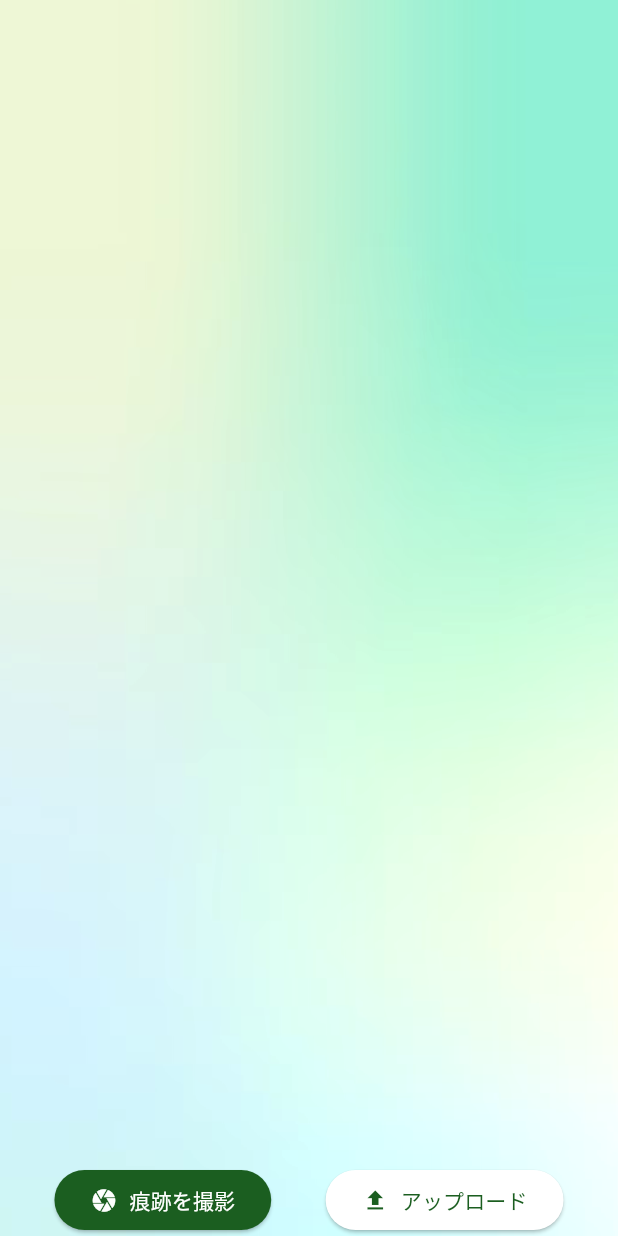
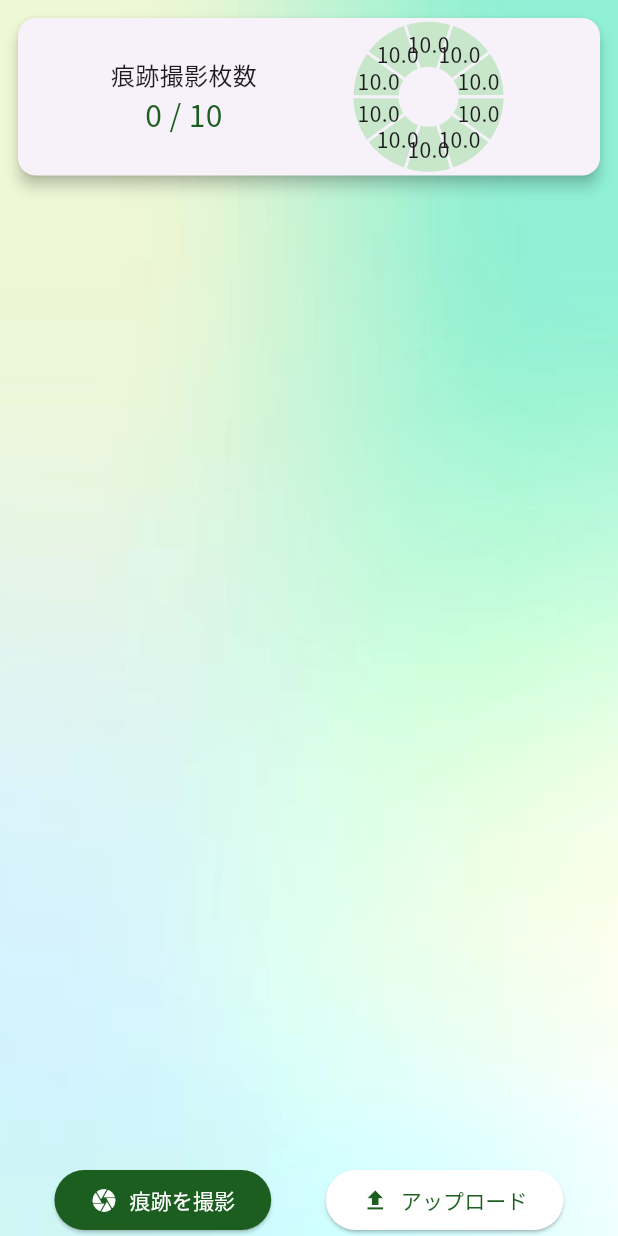
Before and after one commit to shogo1229/wildlife_app, a Flutter app: the Local_Camera screen opened directly, on a phone screen of 412 x 824 dp. Run offline on Flutter 3.47's test engine with Material 3 defaults, Android fonts, the phone set to English and light mode, and no system bars; drawn by our look-alikes of fl_chart; our stand-ins replace camera, cloud_firestore, connectivity_plus, firebase_auth, firebase_core, firebase_storage and 7 more; accounts and stored records are empty; generated files the repository leaves out were written again; project files that could hold a hidden picture were left out.

Commit message:
[feat] 現時点での撮影枚数の表示機能追加

```diff
--- a/lib/widgets/organisms/trace_up/local_camera.dart
+++ b/lib/widgets/organisms/trace_up/local_camera.dart
@@ -11,13 +11,13 @@ import 'package:wildlife_app/widgets/organisms/trace_up/photo_data.dart';
 import 'package:wildlife_app/widgets/organisms/home/user_selection.dart';
 import 'package:wildlife_app/widgets/organisms/trace_up/animal_type_memo_wizard.dart';
 import 'package:connectivity_plus/connectivity_plus.dart';
-import 'package:image_gallery_saver/image_gallery_saver.dart'; // 追加
-import 'package:flutter/services.dart'; // 追加
-import 'package:path_provider/path_provider.dart'; // 追加
-import 'dart:convert'; // JSONエンコード用に追加
+import 'package:image_gallery_saver/image_gallery_saver.dart';
+import 'package:flutter/services.dart';
 import 'package:path_provider/path_provider.dart';
-import 'package:permission_handler/permission_handler.dart'; // 追加
-import 'dart:ui' as ui;
+import 'dart:convert';
+import 'package:permission_handler/permission_handler.dart';
+import 'package:fl_chart/fl_chart.dart'; // fl_chartパッケージの追加
+
 class Local_Camera extends StatefulWidget {
   @override
   _Local_CameraState createState() => _Local_CameraState();
@@ -29,6 +29,8 @@ class _Local_CameraState extends State<Local_Camera> {
   final FirebaseFirestore _firestore = FirebaseFirestore.instance; // Firebase Firestore
   late String _selectedUserId; // 選択されたユーザーのID
   bool _isUploading = false; // アップロード中かどうかを示すフラグ
+  final int _maxCount = 10; // サークルチャートの最大数
+
   @override
   void initState() {
     super.initState();
@@ -41,8 +43,6 @@ class _Local_CameraState extends State<Local_Camera> {
         return '足跡';
       case 'trace_dropping':
         return '糞';
-      case 'trace_others':
-        return 'ぬた場';
       case 'trace_swamp':
         return 'ぬた場';
       case 'trace_mudscrub':
@@ -75,6 +75,14 @@ class _Local_CameraState extends State<Local_Camera> {
     }
   }
 
+  // 有効な痕跡数をカウントするメソッド
+  int _getValidTraceCount() {
+    return _pendingUploadImages
+        .where((photo) =>
+            photo.animalType != 'start_flag' && photo.animalType != 'stop_flag')
+        .length;
+  }
+
   @override
   Widget build(BuildContext context) {
     return Scaffold(
@@ -87,6 +95,8 @@ class _Local_CameraState extends State<Local_Camera> {
         ),
         child: Column(
           children: [
+            // 痕跡の撮影枚数とサークルチャートを表示するカード
+            _buildTraceCountCard(),
             Expanded(
               child: ListView.builder(
                 itemCount: _pendingUploadImages.length,
@@ -181,7 +191,97 @@ class _Local_CameraState extends State<Local_Camera> {
     );
   }
 
+  // 痕跡の撮影枚数とサークルチャートを表示するカード
+  Widget _buildTraceCountCard() {
+    int validTraceCount = _getValidTraceCount();
+    double progress = (validTraceCount % _maxCount) / _maxCount;
+    int fullRounds = (validTraceCount / _maxCount).floor();
+
+    return Padding(
+      padding: const EdgeInsets.all(8.0),
+      child: Card(
+        elevation: 4.0,
+        child: Row(
+          mainAxisAlignment: MainAxisAlignment.spaceEvenly,
+          children: [
+            // 痕跡撮影枚数の表示
+            Column(
+              mainAxisAlignment: MainAxisAlignment.center,
+              children: [
+                Text(
+                  '痕跡撮影枚数',
+                  style: TextStyle(fontSize: 16, fontFamily: "Noto Sans JP"),
+                ),
+                Text(
+                  '$validTraceCount / $_maxCount',
+                  style: TextStyle(fontSize: 20, color: Colors.green[900]),
+                ),
+              ],
+            ),
+            // サークルチャート
+            SizedBox(
+              width: 105.0,
+              height: 105.0,
+              child: PieChart(
+                PieChartData(
+                  sections: _getSections(progress, fullRounds),
+                  centerSpaceRadius: 20.0,
+                ),
+              ),
+            ),
+          ],
+        ),
+      ),
+    );
+  }
+
+  // チャートのセクションを生成し、1周目と2周目で色を変える
+  List<PieChartSectionData> _getSections(double progress, int fullRounds) {
+    return List.generate(10, (index) {
+      bool isSecondRound = index < (progress * _maxCount);
+      return PieChartSectionData(
+        color: isSecondRound
+            ? Colors.green[400] // 2周目の濃い色
+            : Colors.green[100], // 1周目の薄い色
+        radius: 30,
+      );
+    });
+  }
+
+  Future<void> _saveTraceInfoAsTxt(PhotoData photoData, String filename) async {
+      // 保存する痕跡情報を準備
+      final traceInfo = '''
+        Timestamp: ${DateTime.now().toIso8601String()}
+        Animal Type: ${photoData.animalType}
+        Trace Type: ${photoData.traceType}
+        Elapsed Time for Trace: ${photoData.elapsedForTrace}
+        Confidence: ${photoData.confidence}
+        Latitude: ${photoData.position.latitude}
+        Longitude: ${photoData.position.longitude}
+        Memo: ${photoData.memo}
+      ''';
+
+      // Android 10以降でMediaStoreを使って外部ストレージのDocumentsディレクトリに保存
+      if (await Permission.storage.request().isGranted) {
+        final Directory? externalDir = await getExternalStorageDirectory();
+        if (externalDir != null) {
+          final path = '/storage/emulated/0/Documents/$filename.txt';
+          final File txtFile = File(path);
+
+          // txtファイルを書き込み
+          await txtFile.writeAsString(traceInfo);
+          print('*******ファイルが保存されました: $path*******');
+        } else {
+          print('*******外部ストレージにアクセスできませんでした*******');
+        }
+      } else {
+        print('*******ストレージアクセスが許可されていません*******');
+    }
+  }
+
+  // 編集機能
   Future<void> _editPhotoData(int index) async {
+    // 編集ダイアログの表示
     Map<String, dynamic>? result = await showDialog(
       context: context,
       builder: (BuildContext context) {
@@ -200,6 +300,7 @@ class _Local_CameraState extends State<Local_Camera> {
       }
   }
 
+  // 削除確認機能
   Future<void> _confirmDelete(int index) async {
     bool? deleteConfirmed = await showDialog(
       context: context,
@@ -232,42 +333,7 @@ class _Local_CameraState extends State<Local_Camera> {
     }
   }
 
-
-    Future<void> _saveTraceInfoAsTxt(PhotoData photoData, String filename) async {
-      // 保存する痕跡情報を準備
-      final traceInfo = '''
-        Timestamp: ${DateTime.now().toIso8601String()}
-        Animal Type: ${photoData.animalType}
-        Trace Type: ${photoData.traceType}
-        Elapsed Time for Trace: ${photoData.elapsedForTrace}
-        Confidence: ${photoData.confidence}
-        Latitude: ${photoData.position.latitude}
-        Longitude: ${photoData.position.longitude}
-        Memo: ${photoData.memo}
-      ''';
-
-      // Android 10以降でMediaStoreを使って外部ストレージのDocumentsディレクトリに保存
-      if (await Permission.storage.request().isGranted) {
-        final Directory? externalDir = await getExternalStorageDirectory();
-        if (externalDir != null) {
-          final path = '/storage/emulated/0/Documents/$filename.txt';
-          final File txtFile = File(path);
-
-          // txtファイルを書き込み
-          await txtFile.writeAsString(traceInfo);
-          print('*******ファイルが保存されました: $path*******');
-        } else {
-          print('*******外部ストレージにアクセスできませんでした*******');
-        }
-      } else {
-        print('*******ストレージアクセスが許可されていません*******');
-      }
-    }
-
-
-
-
-
+  // 写真撮影機能
   Future<void> _takePicture() async {
     final imageFile = await _picker.pickImage(source: ImageSource.camera);
     if (imageFile != null) {
@@ -296,11 +362,6 @@ class _Local_CameraState extends State<Local_Camera> {
     }
   }
 
-
-
-
-
-
   Future<void> _showAnimalTypeMemoDialog(File image, Position position, DateTime captureTime, String formattedTime) async {
     Map<String, dynamic>? result = await showDialog(
       context: context,
@@ -328,7 +389,6 @@ class _Local_CameraState extends State<Local_Camera> {
           confidence: confidence,
           captureTime: captureTime, // 撮影日時を保存
         ));
-
         // 画像と同じファイル名で痕跡情報をTXTとして保存
         _saveTraceInfoAsTxt(
             _pendingUploadImages.last,
@@ -338,8 +398,7 @@ class _Local_CameraState extends State<Local_Camera> {
     }
   }
 
-
-
+  // 画像アップロード機能
   Future<void> _uploadImages() async {
     if (!(await _isConnectedToNetwork())) {
       showDialog(
@@ -362,15 +421,14 @@ class _Local_CameraState extends State<Local_Camera> {
 
     for (var data in imagesCopy) {
       try {
-        data.imageUrl = await _uploadImage(data.image, data.animalType, data.position,data.captureTime);
-        await _saveToFirestore(data.position, data.imageUrl, data.animalType, data.memo, data.elapsedForTrace, data.traceType,_selectedUserId,data.confidence);
+        data.imageUrl = await _uploadImage(data.image, data.animalType, data.position, data.captureTime);
+        await _saveToFirestore(data.position, data.imageUrl, data.animalType, data.memo, data.elapsedForTrace, data.traceType, _selectedUserId, data.confidence);
         await _updateUserTotalPoints(_selectedUserId, imagesCopy.length);
         await _updateAnimalPoints(_selectedUserId, data.animalType);
 
         setState(() {
           _pendingUploadImages.remove(data);
         });
-
       } catch (e) {
         print('Error during image upload: $e');
       }
@@ -391,6 +449,28 @@ class _Local_CameraState extends State<Local_Camera> {
         },
       );
     }
+  }
+
+  // ネットワーク接続確認機能
+  Future<bool> _isConnectedToNetwork() async {
+    var connectivityResult = await (Connectivity().checkConnectivity());
+    return connectivityResult != ConnectivityResult.none;
+  }
+
+  // Firebaseにデータを保存する機能
+  Future<void> _saveToFirestore(Position position, String imageUrl, String animalType, String memo, String elapsedForTrace, String traceType, String selectedUserId, String confidence) async {
+    await _firestore.collection('wildlife_trace').add({
+      'latitude': position.latitude,
+      'longitude': position.longitude,
+      'url': imageUrl,
+      'timestamp': DateTime.now(),
+      'AnimalType': animalType,
+      'Memo': memo,
+      'ElapsedForTrace': elapsedForTrace,
+      'TraceType': traceType,
+      'User_ID': selectedUserId,
+      'Confidence': confidence, // 追加
+    });
   }
 
   Future<void> _updateAnimalPoints(String userId, String animalType) async {
@@ -464,29 +544,6 @@ class _Local_CameraState extends State<Local_Camera> {
   }
 
 
-
-  Future<void> _saveToFirestore(Position position, String imageUrl,
-      String animalType, String memo, String elapsedForTrace, String traceType, String selectedUserId, String confidence) async {
-    await _firestore.collection('wildlife_trace').add({
-      'latitude': position.latitude,
-      'longitude': position.longitude,
-      'url': imageUrl,
-      'timestamp': DateTime.now(),
-      'AnimalType': animalType,
-      'Memo': memo,
-      'ElapsedForTrace': elapsedForTrace,
-      'TraceType': traceType,
-      'User_ID': selectedUserId,
-      'Confidence': confidence, // 追加
-    });
-  }
-
-
-  Future<bool> _isConnectedToNetwork() async {
-    var connectivityResult = await (Connectivity().checkConnectivity());
-    return connectivityResult != ConnectivityResult.none;
-  }
-
   Future<Position> _getCurrentLocation() async {
     return await Geolocator.getCurrentPosition(
       desiredAccuracy: LocationAccuracy.high,
--- a/pubspec.yaml
+++ b/pubspec.yaml
@@ -57,6 +57,7 @@ dependencies:
   image_gallery_saver: ^2.0.3
   flutter_launcher_icons: ^0.13.1
   permission_handler: ^11.3.1
+  fl_chart: ^0.69.0
 
 
 dev_dependencies:
```
Also changed, not shown: pubspec.lock, 1 other file. Lines whose indentation alone changed are shown as unchanged.
